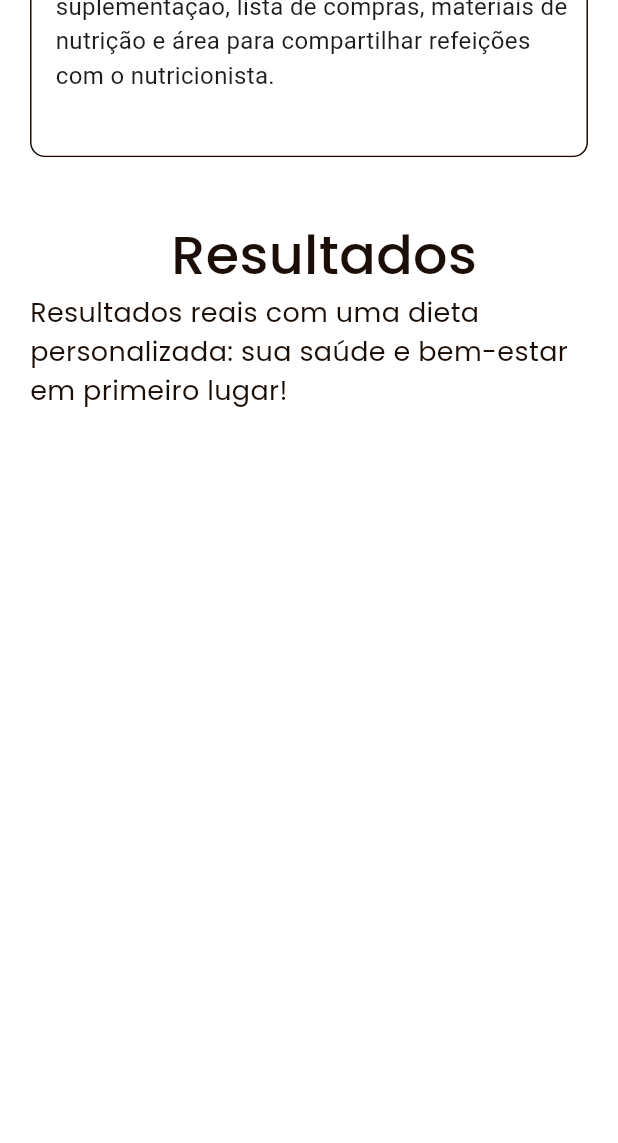
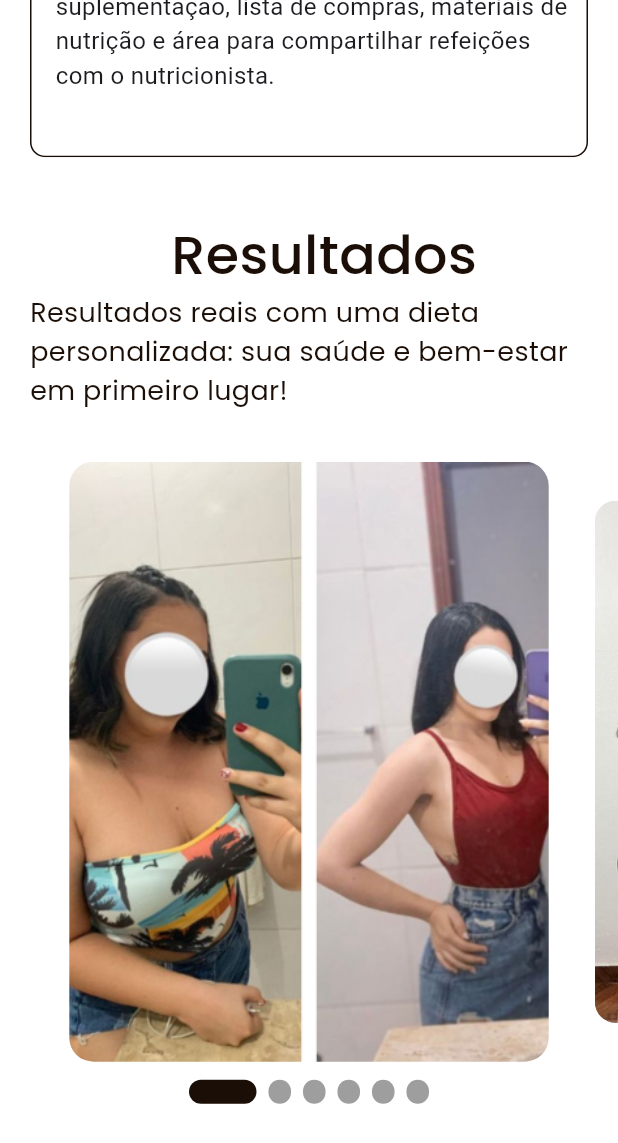
Before and after one commit to TarsisGuerra/webFlutterProject, a Flutter app: the screen it shows after launch, scrolled down 2304 dp, on a phone screen of 412 x 824 dp. Shown: the top 1143 px of the screen. Run offline on Flutter 3.47's test engine with Material 3 defaults, Android fonts, the phone set to English and light mode, and no system bars; drawn by our look-alikes of carousel_slider, smooth_page_indicator; missing offline and left inert: social_media_buttons.

Commit message:
carouselSlider

```diff
--- a/lib/home_page.dart
+++ b/lib/home_page.dart
@@ -13,18 +13,18 @@ class HomePage extends StatelessWidget {
 
   @override
   Widget build(BuildContext context) {
-    return const Scaffold(
+    return Scaffold(
       body: SingleChildScrollView(
         child: Column(
           children: [
-            Header(),
-            Initial(),
+            const Header(),
+            const Initial(),
             Resultados(),
-            Depoimentos(),
-            Planos(),
-            Contato(),
-            Atendimentos(),
-            Foot()
+            const Depoimentos(),
+            const Planos(),
+            const Contato(),
+            const Atendimentos(),
+            const Foot()
           ],
         ),
       ),
--- a/lib/resultados.dart
+++ b/lib/resultados.dart
@@ -1,5 +1,7 @@
+import 'package:carousel_slider/carousel_slider.dart';
 import 'package:flutter/material.dart';
 import 'package:pedro_site/useful/paleta.dart';
+import 'package:smooth_page_indicator/smooth_page_indicator.dart';
 
 class Resultados extends StatelessWidget {
   const Resultados({super.key});
@@ -9,9 +11,15 @@ class Resultados extends StatelessWidget {
     return Container(
       color: Colors.white,
       width: double.infinity,
-      height: 600,
+      height: 640,
       child: Column(
-        children: [cabecalho(context)],
+        children: [
+          cabecalho(context),
+          const SizedBox(
+            height: 25,
+          ),
+          const Expanded(child: SliderP()),
+        ],
       ),
     );
   }
@@ -49,6 +57,83 @@ Widget cabecalho(BuildContext context) {
   );
 }
 
-//Widget imagensResultados() {
-///  return
-//}
+class SliderP extends StatefulWidget {
+  const SliderP({super.key});
+
+  @override
+  State<SliderP> createState() => _SliderPState();
+}
+
+class _SliderPState extends State<SliderP> {
+  int activeIndex = 0;
+  final controller = CarouselController();
+  final urlImages = [
+    'assets/images/imagesResult/1.png',
+    'assets/images/imagesResult/2.png',
+    'assets/images/imagesResult/3.png',
+    'assets/images/imagesResult/4.png',
+    'assets/images/imagesResult/5.png',
+    'assets/images/imagesResult/6.png',
+  ];
+
+  @override
+  Widget build(BuildContext context) {
+    final width = MediaQuery.of(context).size.width;
+    final isMobile = width < 600;
+    final isTablet = width >= 600 && width < 1200;
+    return Container(
+      //color: const Color.fromARGB(255, 40, 40, 35),
+      child: Center(
+        child: Column(
+          mainAxisAlignment: MainAxisAlignment.center,
+          children: [
+            CarouselSlider.builder(
+                carouselController: controller,
+                itemCount: urlImages.length,
+                itemBuilder: (context, index, realIndex) {
+                  final urlImage = urlImages[index];
+                  return buildImage(urlImage, index);
+                },
+                options: CarouselOptions(
+                    height: 400,
+                    autoPlay: true,
+                    enableInfiniteScroll: false,
+                    autoPlayAnimationDuration: const Duration(seconds: 2),
+                    enlargeCenterPage: true,
+                    viewportFraction: isMobile
+                        ? 0.8
+                        : isTablet
+                            ? 0.4
+                            : 0.2, // Exibe duas imagens ao mesmo tempo
+                    onPageChanged: (index, reason) =>
+                        setState(() => activeIndex = index))),
+            const SizedBox(height: 12),
+            buildIndicator()
+          ],
+        ),
+      ),
+    );
+  }
+
+  Widget buildIndicator() => AnimatedSmoothIndicator(
+        onDotClicked: animateToSlide,
+        effect: const ExpandingDotsEffect(
+            dotWidth: 15, activeDotColor: PaletaCores.marrom),
+        activeIndex: activeIndex,
+        count: urlImages.length,
+      );
+
+  void animateToSlide(int index) => controller.animateToPage(index);
+}
+
+Widget buildImage(String urlImage, int index) => Padding(
+      padding: const EdgeInsets.symmetric(
+          horizontal: 5), // Adiciona padding entre as imagens
+      child: ClipRRect(
+        borderRadius: BorderRadius.circular(16),
+        child: Image.asset(
+          urlImage,
+          fit: BoxFit.cover,
+        ),
+      ),
+    );
```
Also changed, not shown: pubspec.yaml (+8 -0 lines), assets/images/imagesResult/1.png (added), assets/images/imagesResult/2.png (added), assets/images/imagesResult/3.png (added), assets/images/imagesResult/4.png (added), assets/images/imagesResult/5.png (added), assets/images/imagesResult/6.png (added), pubspec.lock.
